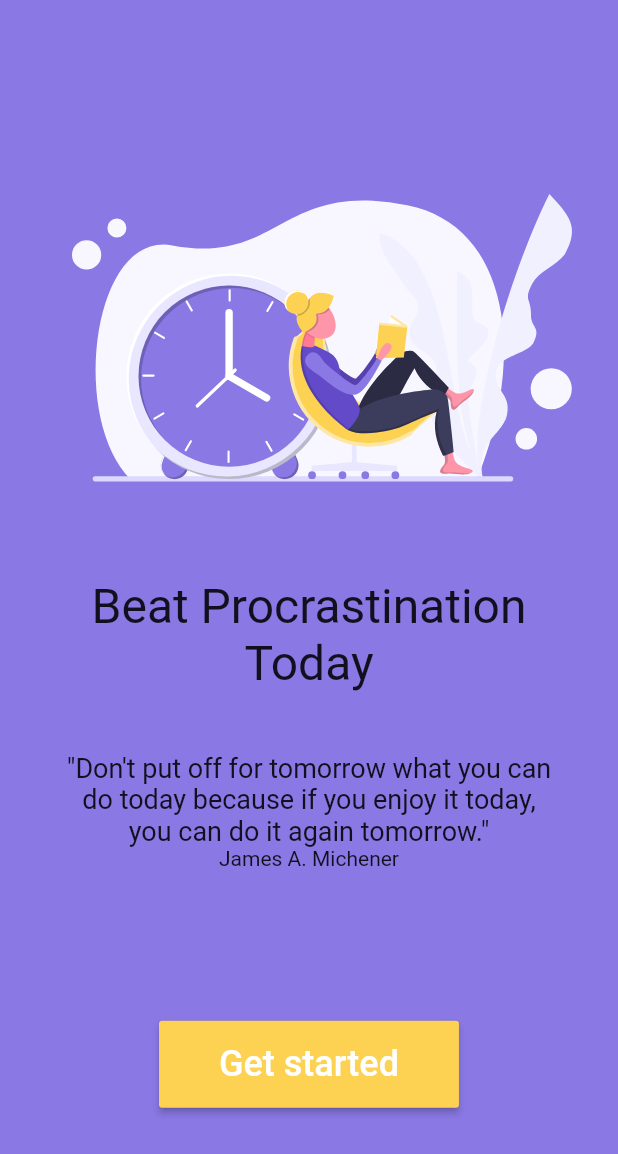
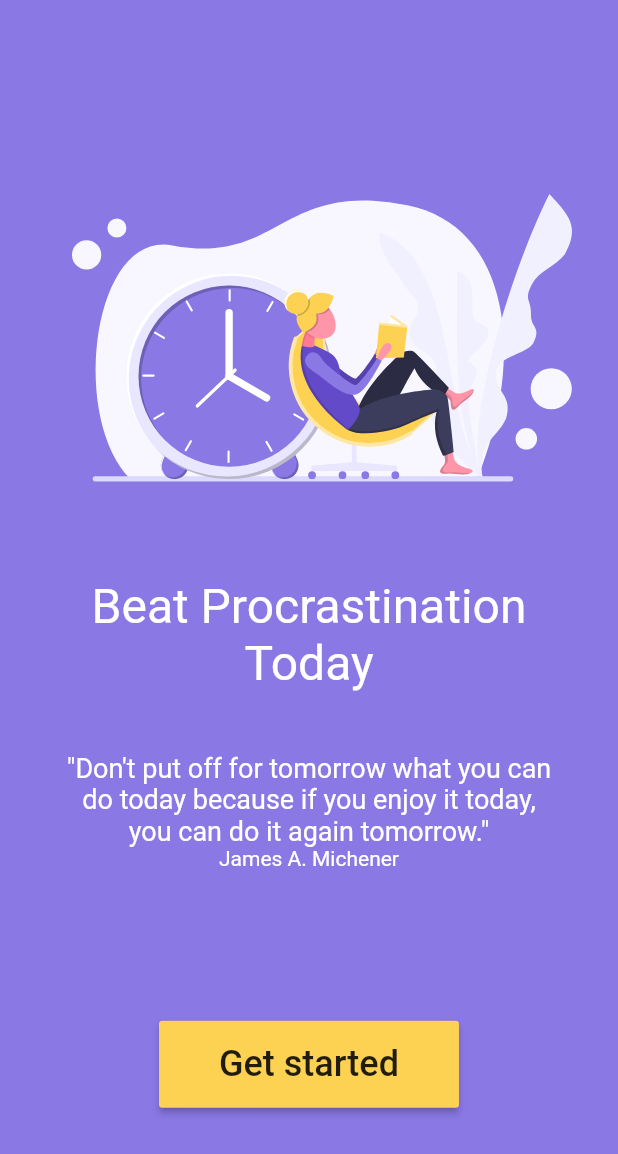
Before and after one commit to LyMc/do-it, a Flutter app: the screen it shows after launch, on a phone screen of 412 x 824 dp. Shown: the top 1154 px of the screen. Run offline on Flutter 3.47's test engine with Material 2 defaults, Android fonts, the phone set to English and light mode, and no system bars; our stand-ins replace flutter_svg.

Commit message:
Improve contrast

```diff
--- a/lib/homescreen.dart
+++ b/lib/homescreen.dart
@@ -32,7 +32,7 @@ class Homescreen extends StatelessWidget {
         'Beat Procrastination Today',
         textAlign: TextAlign.center,
         textDirection: TextDirection.ltr,
-        style: TextStyle(fontSize: 32, color: Colors.black87),
+        style: TextStyle(fontSize: 32, color: Colors.white),
       ));
 
   final quote = Padding(
@@ -43,11 +43,14 @@ class Homescreen extends StatelessWidget {
         textAlign: TextAlign.center,
         style: TextStyle(
           fontSize: 18,
-          color: Colors.black87,
+          color: Colors.white,
         ),
       ));
 
-  final quoteAuthor = Text('James A. Michener');
+  final quoteAuthor = Text('James A. Michener',
+      style: TextStyle(
+        color: Colors.white,
+      ));
 
   final getStartedButton = Padding(
       padding: EdgeInsets.only(top: 100),
@@ -55,7 +58,7 @@ class Homescreen extends StatelessWidget {
         onPressed: () {},
         padding:
             const EdgeInsets.only(top: 15, bottom: 15, left: 40, right: 40),
-        textColor: Colors.white,
+        textColor: Colors.black87,
         color: const Color(0xFFFDD252),
         child: Text(
           "Get started",
```
